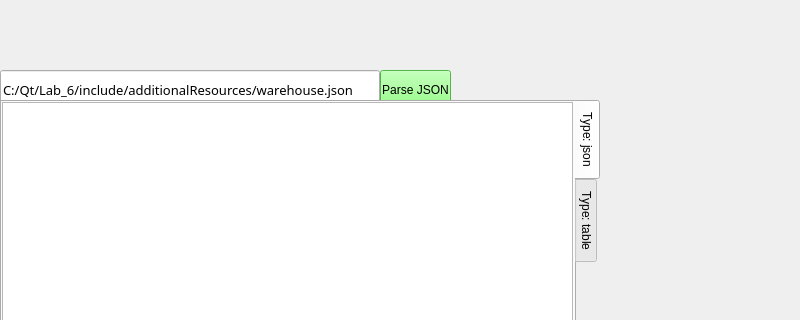
Above: warehouse_window.ui from Gunlin078/Lab_6 before the change; both pictures show x 0 to 800 and y 0 to 320 of the 800 by 600 pixel window. Below: the same form after it.
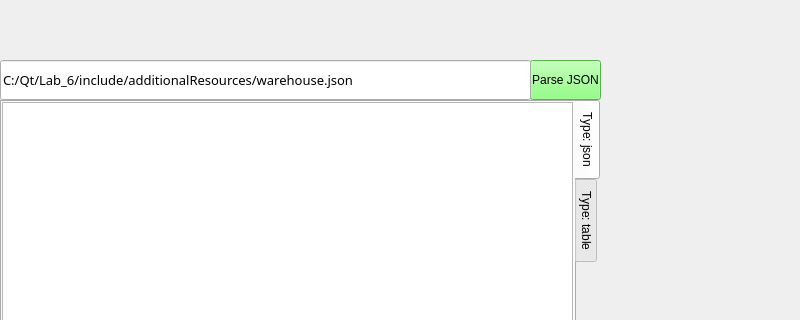
That is the form after the change. The open tabs and pages were chosen to show the change.

Commit message: Гласные буквы в имени в таблицы переводятся в верхний регистер

Diff of the .ui file:
```diff
--- a/warehouse_window.ui
+++ b/warehouse_window.ui
@@ -29,8 +29,8 @@
    <widget class="QPushButton" name="Enter_PB">
     <property name="geometry">
      <rect>
-      <x>380</x>
-      <y>70</y>
+      <x>530</x>
+      <y>60</y>
       <width>71</width>
       <height>40</height>
      </rect>
@@ -48,8 +48,8 @@
     <property name="geometry">
      <rect>
       <x>0</x>
-      <y>70</y>
-      <width>380</width>
+      <y>60</y>
+      <width>531</width>
       <height>40</height>
      </rect>
     </property>
```
Left out of the diff: 5 changed lines with no effect on the pictures. The commit also changes 1 other file.
